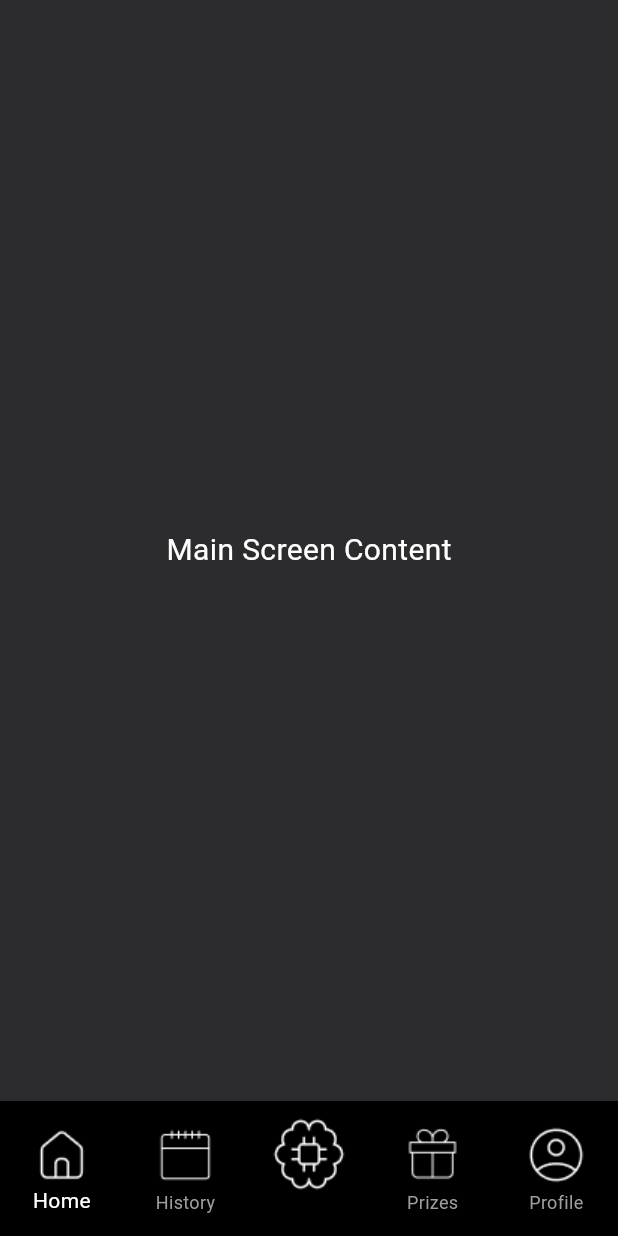
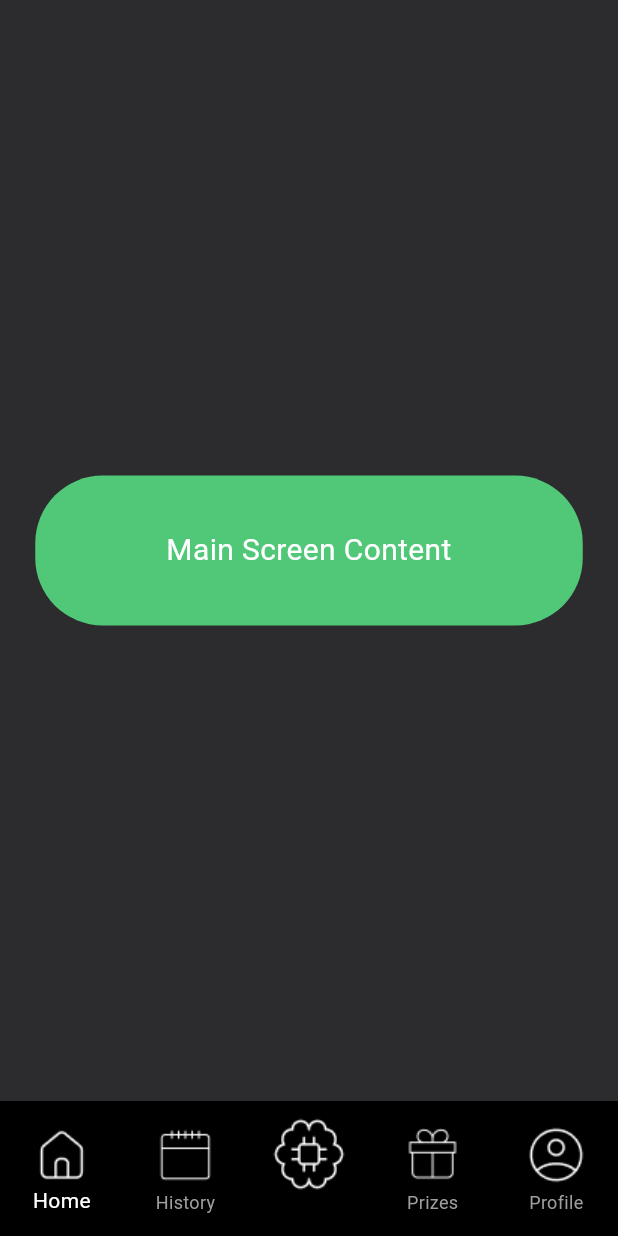
Before and after one commit to petrg01/UNIHACK-TECHNIK, a Flutter app: the screen it shows after launch, on a phone screen of 412 x 824 dp. Run offline on Flutter 3.47's test engine with Material 3 defaults, Android fonts, the phone set to English and light mode, and no system bars.

Commit message:
Created dynamic widget template

```diff
--- a/lib/screens/main_screen.dart
+++ b/lib/screens/main_screen.dart
@@ -1,4 +1,5 @@
 import 'package:flutter/material.dart';
+import '../widgets/dynamic_widget.dart'; // Import the updated DynamicWidget
 
 class MainScreen extends StatelessWidget {
   @override
@@ -6,9 +7,18 @@ class MainScreen extends StatelessWidget {
     return Container(
       color: Color(0xFF2c2c2e), // Dark background
       child: Center(
-        child: Text(
-          "Main Screen Content",
-          style: TextStyle(color: Colors.white, fontSize: 20), // White text
+        child: DynamicWidget(
+          width: 365, // width, default is 365
+          cornerRadius: 45, // corner radius, default is 49
+          height: 100, // height, by default as tall as the content inside
+          color: Color(0xFF50C878), // color, by default dark grey
+          child: Center(
+            child: Text(
+              "Main Screen Content",
+              style: TextStyle(color: Colors.white, fontSize: 20),
+              textAlign: TextAlign.center,
+            ),
+          ),
         ),
       ),
     );
--- /dev/null
+++ b/lib/widgets/dynamic_widget.dart
@@ -0,0 +1,34 @@
+import 'package:flutter/material.dart';
+
+class DynamicWidget extends StatelessWidget {
+  final Widget child;
+  final double? height; // Optional fixed height
+  final double cornerRadius;
+  final double width;
+  final Color color; // New parameter for background color
+
+  const DynamicWidget({
+    Key? key,
+    required this.child,
+    this.width = 365,
+    this.cornerRadius = 49,  // Default corner radius
+    this.height, // Adapts to content if null, fixed height if specified
+    this.color = const Color(0xFF3e3d3d), // Default background color
+  }) : super(key: key);
+
+  @override
+  Widget build(BuildContext context) {
+    return Container(
+      width: width,
+      height: height,
+      padding: EdgeInsets.all(16),
+      decoration: BoxDecoration(
+        color: color, // Apply customizable background color
+        borderRadius: BorderRadius.circular(cornerRadius),
+      ),
+      child: height == null
+          ? IntrinsicHeight(child: child) // Adjust height dynamically
+          : child, // Use fixed height if provided
+    );
+  }
+}
```
Also changed, not shown: lib/screens/mynaui_home.png (deleted).
